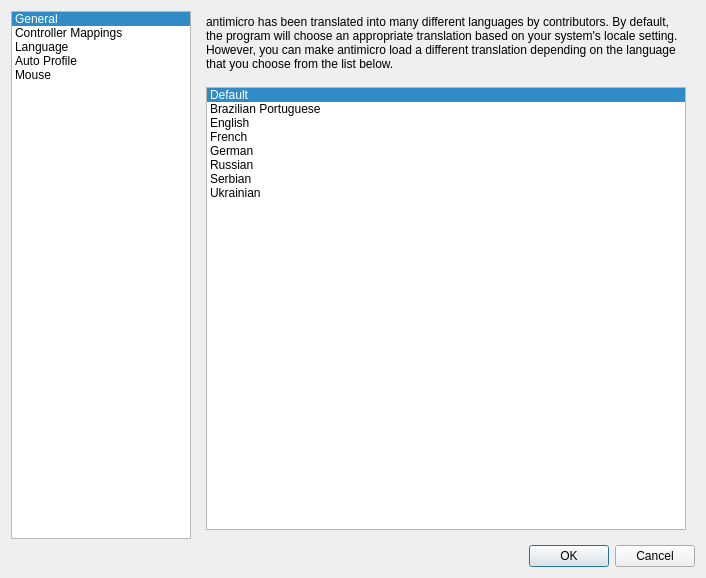
AntiMicroX/antimicrox, file src/mainsettingsdialog.ui: the form before one commit.
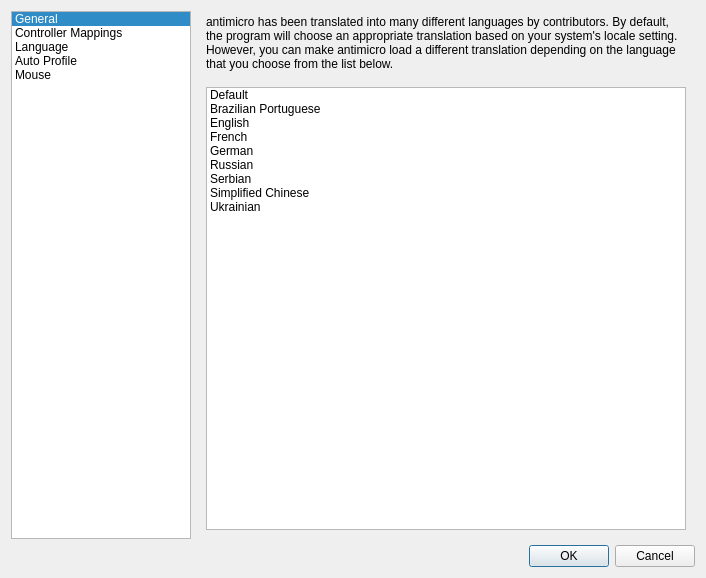
The form after the commit. The open tabs and pages were chosen to show the change. Icons and pictures are not drawn.

Commit message: Added Simplified Chinese locale setting to portions of the program.

The edit to the form file:
```diff
--- a/src/mainsettingsdialog.ui
+++ b/src/mainsettingsdialog.ui
@@ -590,7 +590,7 @@
          <item>
           <widget class="QListWidget" name="localeListWidget">
            <property name="currentRow">
-            <number>0</number>
+            <number>-1</number>
            </property>
            <item>
             <property name="text">
@@ -627,6 +627,11 @@
              <string>Serbian</string>
             </property>
            </item>
+           <item>
+            <property name="text">
+             <string>Simplified Chinese</string>
+            </property>
+           </item>
            <item>
             <property name="text">
              <string>Ukrainian</string>
```
The commit also changes 3 other files.
